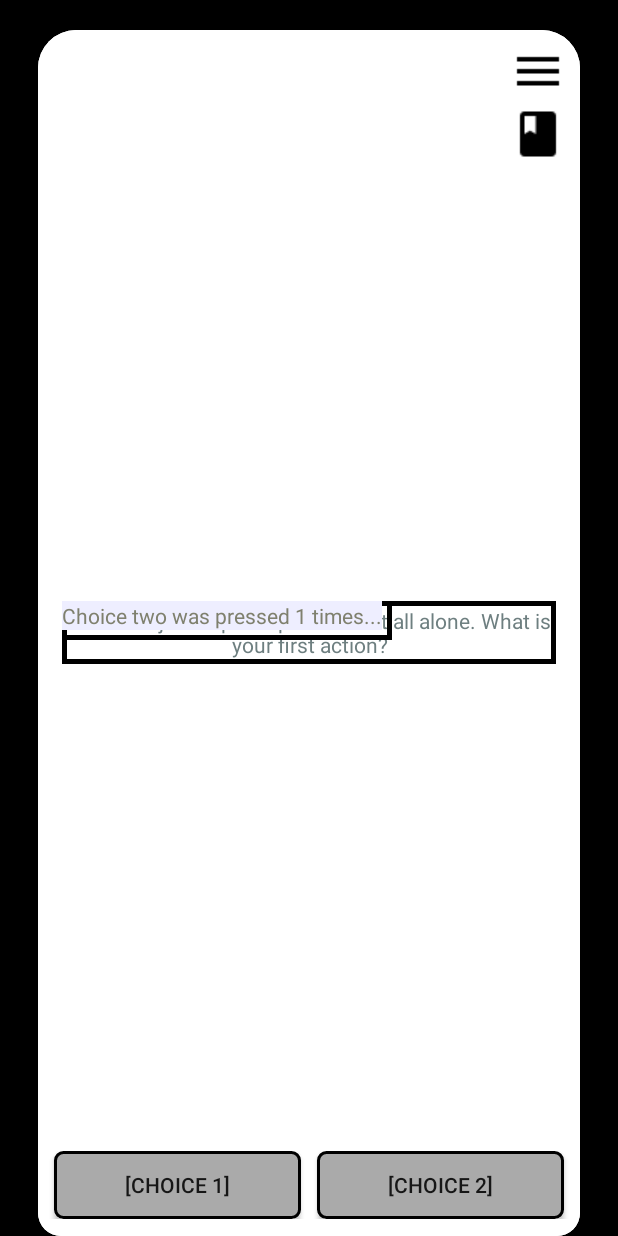
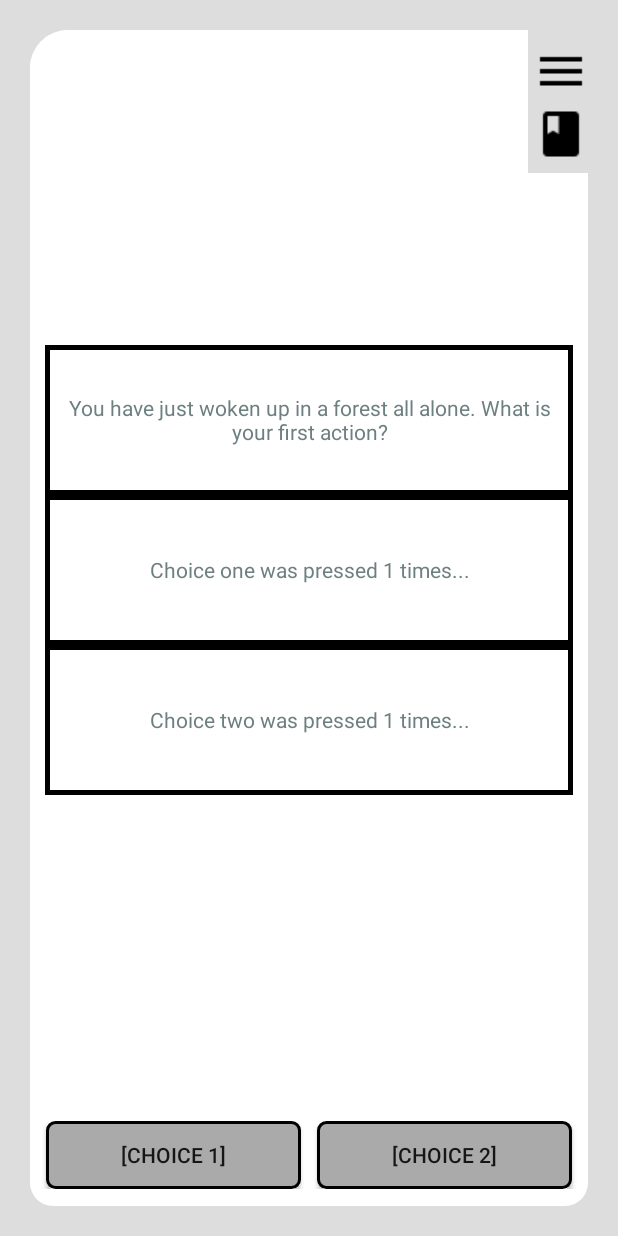
Before and after one commit to Mumen-Rider/ProjectSazorg, an Android app: the screen it shows after launch (MainActivity), after a tap on an icon or button, on a phone screen of 412 x 824 dp. Run offline under Robolectric (Android 15) with nearby library versions, the phone set to English and light mode, and no system bars; 1 other tap on this screen came first.

Commit message:
making text views appear

```diff
--- a/app/src/main/java/com/example/a94688/projectsazorg/MainActivity.java
+++ b/app/src/main/java/com/example/a94688/projectsazorg/MainActivity.java
@@ -1,5 +1,6 @@
 package com.example.a94688.projectsazorg;
 
+import android.app.ActionBar;
 import android.graphics.Color;
 import android.graphics.Paint;
 import android.graphics.drawable.Drawable;
@@ -12,7 +13,9 @@ import android.view.Gravity;
 import android.view.View;
 import android.widget.Button;
 import android.widget.GridLayout;
+import android.widget.LinearLayout;
 import android.widget.RelativeLayout;
+import android.widget.ScrollView;
 import android.widget.TextView;
 
 import java.util.*;
@@ -35,7 +38,17 @@ public class MainActivity extends AppCompatActivity {
 
         gl = (GridLayout)findViewById(R.id.Choices);
 
-       createTextview("You have just woken up in a forest all alone. What is your first action?");
+        //View decorView = getWindow().getDecorView();
+        // Hide the status bar.
+        //int uiOptions = View.SYSTEM_UI_FLAG_FULLSCREEN;
+        //decorView.setSystemUiVisibility(uiOptions);
+        // Remember that you should never show the action bar if the
+        // status bar is hidden, so hide that too if necessary.
+        //ActionBar actionBar = getActionBar();
+        //actionBar.hide();
+        createBlankTextview("");
+        createBlankTextview("");
+        createTextview("You have just woken up in a forest all alone. What is your first action?");
     }
 
 
@@ -44,65 +57,25 @@ public class MainActivity extends AppCompatActivity {
         x++;
 
         createTextview("Choice one was pressed " + x + " times...");
-
-        /*// Get the widgets reference from XML layout
-        RelativeLayout rl = (RelativeLayout) findViewById(R.id.rl);
-
-        // Create a TextView programmatically.
-        TextView tv = new TextView(getApplicationContext());
-
-        // Create a LayoutParams for TextView
-        RelativeLayout.LayoutParams lp = new RelativeLayout.LayoutParams(
-                RelativeLayout.LayoutParams.WRAP_CONTENT, // Width of TextView
-                RelativeLayout.LayoutParams.WRAP_CONTENT); // Height of TextView
-
-        // Apply the layout parameters to TextView widget
-        tv.setLayoutParams(lp);
-
-        // Set text to display in TextView
-        tv.setText("Choice one was pressed " + x + " times...");
-
-        // Set a text color for TextView text
-        tv.setTextColor(Color.parseColor("#806e7f"));
-
-        tv.setBackgroundColor(Color.parseColor("#ffeeee"));
-
-
-        // Add newly created TextView to parent view group (RelativeLayout)
-        rl.addView(tv);*/
-    }
+        final ScrollView sv = (ScrollView)findViewById(R.id.sv);
+        sv.post(new Runnable() {
+            public void run() {
+                sv.fullScroll(sv.FOCUS_DOWN);
+            }
+        });    }
 
     public void choice2(View view){
 
         y++;
 
-        // Get the widgets reference from XML layout
-        RelativeLayout rl = (RelativeLayout) findViewById(R.id.rl);
+        createTextview("Choice two was pressed " + y + " times...");
+        final ScrollView sv = (ScrollView)findViewById(R.id.sv);
+        sv.post(new Runnable() {
+            public void run() {
+                sv.fullScroll(sv.FOCUS_DOWN);
+            }
+        });    }
 
-        // Create a TextView programmatically.
-        TextView tv = new TextView(getApplicationContext());
-
-        // Create a LayoutParams for TextView
-        RelativeLayout.LayoutParams lp = new RelativeLayout.LayoutParams(
-                RelativeLayout.LayoutParams.WRAP_CONTENT, // Width of TextView
-                RelativeLayout.LayoutParams.WRAP_CONTENT); // Height of TextView
-
-        // Apply the layout parameters to TextView widget
-        tv.setLayoutParams(lp);
-
-        // Set text to display in TextView
-        tv.setText("Choice two was pressed " + y + " times...");
-
-        // Set a text color for TextView text
-        tv.setTextColor(Color.parseColor("#7f806e"));
-
-        tv.setBackgroundColor(Color.parseColor("#eeeeff"));
-
-
-        // Add newly created TextView to parent view group (RelativeLayout)
-        rl.addView(tv);
-
-    }
 
     public void animateTextViews() {
 
@@ -111,17 +84,17 @@ public class MainActivity extends AppCompatActivity {
 
     }
 
-    public void createTextview(String s){
+    public void createBlankTextview(String s){
 
         // Get the widgets reference from XML layout
-        RelativeLayout rl = (RelativeLayout) findViewById(R.id.rl);
+        LinearLayout rl = (LinearLayout) findViewById(R.id.ll);
 
         // Create a TextView programmatically.
         TextView tv = new TextView(getApplicationContext());
 
         // Create a LayoutParams for TextView
         RelativeLayout.LayoutParams lp = new RelativeLayout.LayoutParams(
-                RelativeLayout.LayoutParams.WRAP_CONTENT, // Width of TextView
+                RelativeLayout.LayoutParams.MATCH_PARENT, // Width of TextView
                 RelativeLayout.LayoutParams.WRAP_CONTENT); // Height of TextView
 
         // Apply the layout parameters to TextView widget
@@ -132,6 +105,39 @@ public class MainActivity extends AppCompatActivity {
         tv.setGravity(Gravity.CENTER);
 
         tv.setPadding(5,5,5,5);
+
+        tv.setHeight(150);
+
+        // Set text to display in TextView
+        tv.setText(s);
+
+        rl.addView(tv);
+
+    }
+
+    public void createTextview(String s){
+
+        // Get the widgets reference from XML layout
+        LinearLayout rl = (LinearLayout) findViewById(R.id.ll);
+
+        // Create a TextView programmatically.
+        TextView tv = new TextView(getApplicationContext());
+
+        // Create a LayoutParams for TextView
+        RelativeLayout.LayoutParams lp = new RelativeLayout.LayoutParams(
+                RelativeLayout.LayoutParams.MATCH_PARENT, // Width of TextView
+                RelativeLayout.LayoutParams.WRAP_CONTENT); // Height of TextView
+
+        // Apply the layout parameters to TextView widget
+        tv.setLayoutParams(lp);
+
+        //tv.setId(findViewById(id));
+
+        tv.setGravity(Gravity.CENTER);
+
+        tv.setPadding(5,5,5,5);
+
+        tv.setHeight(150);
 
         // Set text to display in TextView
         tv.setText(s);
--- a/app/src/main/res/layout/activity_main.xml
+++ b/app/src/main/res/layout/activity_main.xml
@@ -4,32 +4,49 @@
     xmlns:tools="http://schemas.android.com/tools"
     android:layout_width="match_parent"
     android:layout_height="match_parent"
-    android:background="#000000"
+    android:background="#dddddd"
     tools:context="com.example.a94688.projectsazorg.MainActivity">
 
     <android.support.constraint.ConstraintLayout
         android:layout_width="match_parent"
         android:layout_height="match_parent"
-        android:layout_marginRight="25dp"
-        android:layout_marginLeft="25dp"
+        android:layout_marginRight="20dp"
+        android:layout_marginLeft="20dp"
         android:layout_marginTop="20dp"
+        android:layout_marginBottom="20dp"
         android:background="@drawable/white">
 
-        <RelativeLayout
+        <ScrollView
             xmlns:android="http://schemas.android.com/apk/res/android"
             xmlns:tools="http://schemas.android.com/tools"
-            android:id="@+id/rl"
+            android:id="@+id/sv"
             android:layout_width="match_parent"
             android:layout_height="match_parent"
-            android:padding="16dp"
+            android:padding="10dp"
+            android:layout_marginBottom="60dp"
             tools:context=".MainActivity"
             android:background="@drawable/white"
             app:layout_constraintBottom_toTopOf="@id/Choices"
             android:gravity="center"
             >
 
-        </RelativeLayout>
+            <LinearLayout
+                android:layout_width="match_parent"
+                android:layout_height="match_parent"
+                android:orientation="vertical"
+                android:id="@+id/ll">
 
+            </LinearLayout>
+
+        </ScrollView>
+
+
+        <TextView
+            android:layout_width="40dp"
+            android:layout_height="95dp"
+            android:background="#dddddd"
+            app:layout_constraintRight_toRightOf="parent"
+            app:layout_constraintTop_toTopOf="parent"/>
 
         <ImageView
             android:id="@+id/Menu"
@@ -39,7 +56,7 @@
             app:layout_constraintTop_toTopOf="parent"
             app:layout_constraintRight_toRightOf="parent"
             android:layout_marginTop="10dp"
-            android:layout_marginRight="10dp"/>
+            android:layout_marginRight="0dp"/>
 
         <ImageView
             android:id="@+id/Journal"
@@ -49,7 +66,7 @@
             app:layout_constraintTop_toBottomOf="@id/Menu"
             app:layout_constraintRight_toRightOf="parent"
             android:layout_marginTop="5dp"
-            android:layout_marginRight="10dp"/>
+            android:layout_marginRight="0dp"/>
 
         <GridLayout
             android:id="@+id/Choices"
--- a/app/src/main/res/values/colors.xml
+++ b/app/src/main/res/values/colors.xml
@@ -1,6 +1,6 @@
 <?xml version="1.0" encoding="utf-8"?>
 <resources>
     <color name="colorPrimary">@android:color/darker_gray</color>
-    <color name="colorPrimaryDark">@android:color/black</color>
+    <color name="colorPrimaryDark">#000</color>
     <color name="colorAccent">#FF4081</color>
 </resources>
```
Also changed, not shown: 1 other file.
